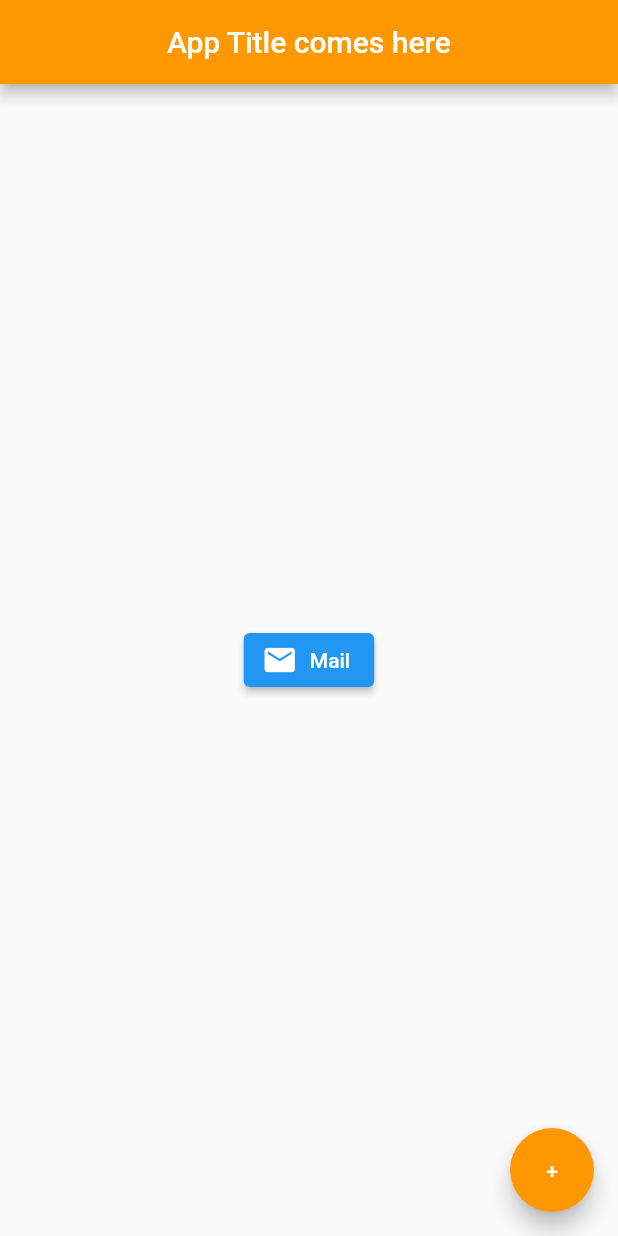
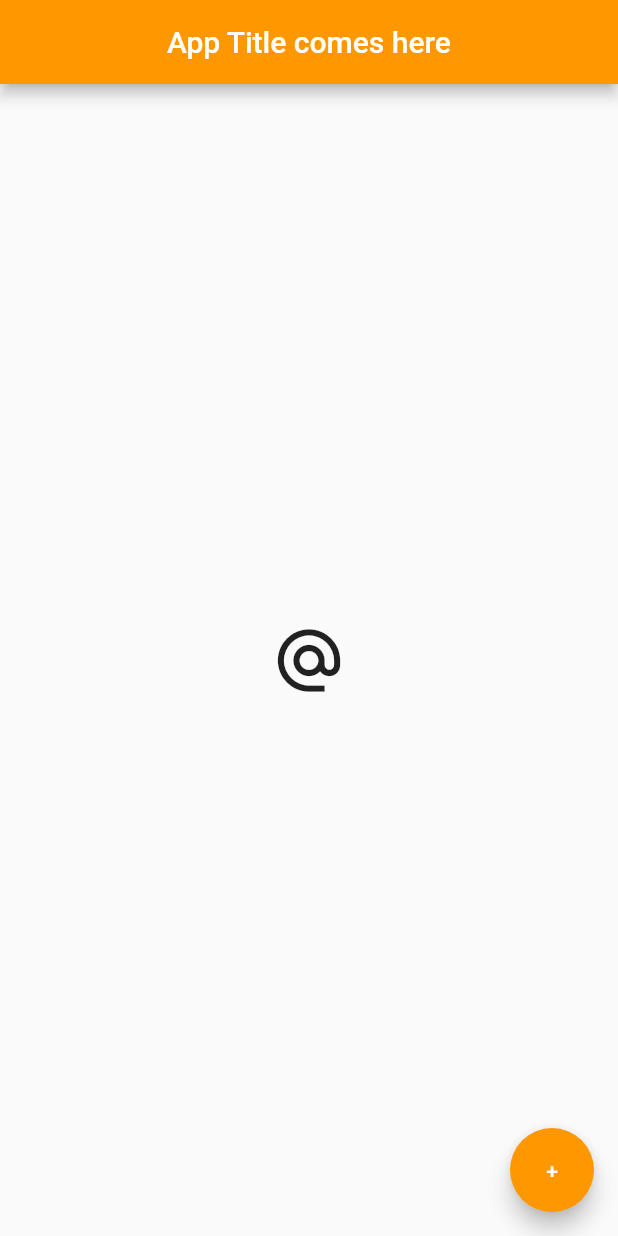
Before and after one commit to visheshks04/flutter-learn, a Flutter app: the screen it shows after launch, on a phone screen of 412 x 824 dp. Run offline on Flutter 3.47's test engine with Material 2 defaults, Android fonts, the phone set to English and light mode, and no system bars.

Commit message:
icon button

```diff
--- a/lib/main.dart
+++ b/lib/main.dart
@@ -16,12 +16,10 @@ class Home extends StatelessWidget {
         backgroundColor: Colors.orange,
       ),
       body: Center(
-        child: ElevatedButton.icon(
-          onPressed: () {
-            print('Button was clicked!');
-          },
-          icon: Icon(Icons.mail),
-          label: Text('Mail'),
+        child: IconButton(
+          onPressed: () {},
+          icon: Icon(Icons.alternate_email),
+          iconSize: 50,
         ),
       ),
       floatingActionButton: FloatingActionButton(
```
